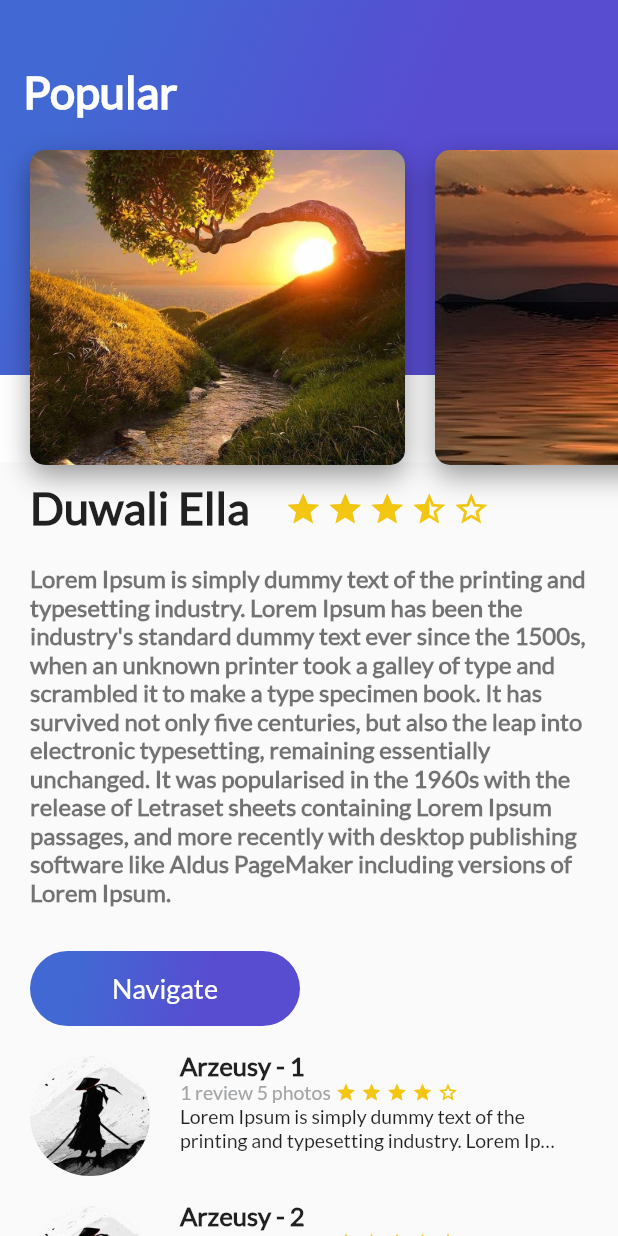
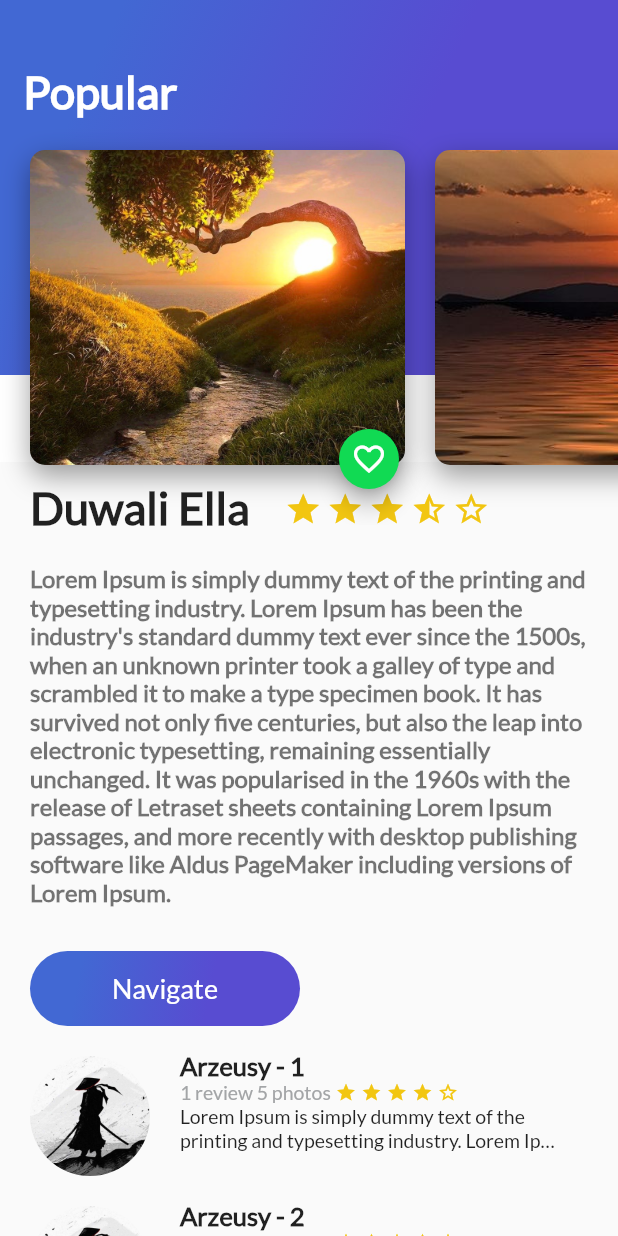
Before and after one commit to Arzeusy/Trips_app, a Flutter app: the screen it shows after launch, on a phone screen of 412 x 824 dp. Run offline on Flutter 3.47's test engine with Material 2 defaults, Android fonts, the phone set to English and light mode, and no system bars.

Commit message:
add widget statefull

```diff
--- a/lib/card_image.dart
+++ b/lib/card_image.dart
@@ -1,4 +1,5 @@
 import 'package:flutter/material.dart';
+import 'package:platzi_trips_app/floating_action_button_green.dart';
 
 
 class CardImage extends StatelessWidget {
@@ -35,7 +36,13 @@ class CardImage extends StatelessWidget {
       )
     );
 
-    return card;
+    return Stack(
+      alignment: const Alignment(1.0, 1.0),
+      children: [
+        card,
+        FloatingActionButtonGreen()
+      ],
+    );
 
   }
 }
--- /dev/null
+++ b/lib/floating_action_button_green.dart
@@ -0,0 +1,50 @@
+import 'package:flutter/material.dart';
+
+class FloatingActionButtonGreen extends StatefulWidget {
+  const FloatingActionButtonGreen({Key? key}) : super(key: key);
+
+
+  @override
+  State<StatefulWidget> createState() {
+    // TODO: implement createState
+    return _FloaingActionButtonGreenState();
+
+
+
+  }
+}
+
+
+class _FloaingActionButtonGreenState extends State<FloatingActionButtonGreen>{
+
+  bool favState = false;
+
+  void onPressedFav (){
+    ScaffoldMessenger.of(context).showSnackBar(
+      const SnackBar(
+        content: Text("Agregaste a tus favoritos"),
+      )
+    );
+    setState(() {
+      favState = !favState;
+    });
+  }
+
+  @override
+  Widget build(BuildContext context) {
+
+    return  FloatingActionButton(
+      backgroundColor: const Color(0xFF11DA53),
+      mini: true,
+      tooltip: "Fav",
+      child: Icon(
+        favState ? Icons.favorite : Icons.favorite_border
+      ),
+      onPressed: onPressedFav,
+    );
+
+  }
+
+
+
+}
```
